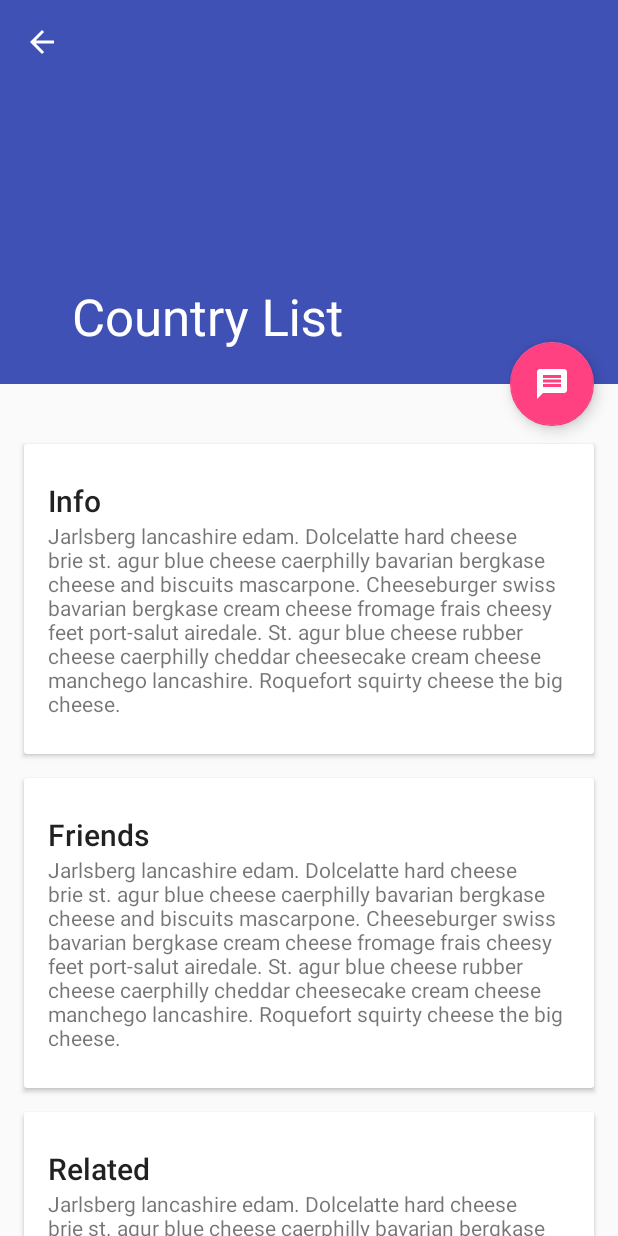
After one commit to nayansphere/CountryList, an Android app: the ActivityDetails screen opened directly, with no data from a screen before it, on a phone screen of 412 x 824 dp. The commit adds this screen. Run offline under Robolectric (Android 15) with nearby library versions, the phone set to English and light mode, and no system bars; network calls fail; pictures from the network do not load.

Commit message:
set country flag in details page

```diff
--- /dev/null
+++ b/app/src/main/java/com/nd/countrylist/ActivityDetails.java
@@ -0,0 +1,55 @@
+package com.nd.countrylist;
+
+import android.content.Intent;
+import android.os.Bundle;
+import android.support.design.widget.CollapsingToolbarLayout;
+import android.support.v7.app.AppCompatActivity;
+import android.support.v7.widget.Toolbar;
+import android.util.Log;
+import android.widget.ImageView;
+
+public class ActivityDetails extends AppCompatActivity {
+    CollapsingToolbarLayout collapsingToolbar;
+
+    private String mStrFlagURL = "";
+    private String mStrCountryName = "";
+    private String mStrCountryCode2 = "";
+    private String mStrCountryCode3 = "";
+
+    @Override
+    protected void onCreate(Bundle savedInstanceState) {
+        super.onCreate(savedInstanceState);
+        setContentView(R.layout.activity_detail);
+
+        Toolbar toolbar = (Toolbar) findViewById(R.id.toolbar);
+        setSupportActionBar(toolbar);
+        getSupportActionBar().setDisplayHomeAsUpEnabled(true);
+
+        collapsingToolbar = (CollapsingToolbarLayout) findViewById(R.id.collapsing_toolbar);
+
+        if (getIntent() != null ) {
+            Intent intent = getIntent();
+            mStrFlagURL = intent.getStringExtra("flag_url");
+            mStrCountryName = intent.getStringExtra("country_name");
+            mStrCountryCode2 = intent.getStringExtra("country_code_2");
+            mStrCountryCode3 = intent.getStringExtra("country_code_3");
+
+            setCollapsingToolbar();
+        }
+    }
+
+    private void setCollapsingToolbar() {
+        final ImageView imageView = (ImageView) findViewById(R.id.backdrop);
+
+        if (mStrCountryName != null && !mStrCountryName.isEmpty()) {
+            collapsingToolbar.setTitle(mStrCountryName);
+        }
+
+        if (mStrFlagURL != null && !mStrFlagURL.isEmpty()) {
+            GlideApp.with(ActivityDetails.this)
+                    .load(mStrFlagURL)
+                    .into(imageView);
+        }
+    }
+
+}
--- a/app/src/main/java/com/nd/countrylist/MainActivity.java
+++ b/app/src/main/java/com/nd/countrylist/MainActivity.java
@@ -2,6 +2,7 @@ package com.nd.countrylist;
 
 import android.app.SearchManager;
 import android.content.Context;
+import android.content.Intent;
 import android.os.Bundle;
 import android.support.v7.app.AppCompatActivity;
 import android.support.v7.widget.DefaultItemAnimator;
@@ -130,5 +131,12 @@ public class MainActivity extends AppCompatActivity implements ListDataAdapter.L
     @Override
     public void onItemSelected(CountryList item) {
         Toast.makeText(getApplicationContext(), "Selected: " + item.getName(), Toast.LENGTH_LONG).show();
+
+        Intent mIntent = new Intent(MainActivity.this, ActivityDetails.class);
+        mIntent.putExtra("country_name", item.getName());
+        mIntent.putExtra("flag_url", item.getFlag());
+        mIntent.putExtra("country_code_2", item.getAlpha2Code());
+        mIntent.putExtra("country_code_3", item.getAlpha3Code());
+        startActivity(mIntent);
     }
 }
--- /dev/null
+++ b/app/src/main/java/com/nd/countrylist/SvgDecoder.java
@@ -0,0 +1,33 @@
+package com.nd.countrylist;
+
+import com.bumptech.glide.load.Options;
+import com.bumptech.glide.load.ResourceDecoder;
+import com.bumptech.glide.load.engine.Resource;
+import com.bumptech.glide.load.resource.SimpleResource;
+import com.caverock.androidsvg.SVG;
+import com.caverock.androidsvg.SVGParseException;
+
+import java.io.IOException;
+import java.io.InputStream;
+
+/**
+ * Decodes an SVG internal representation from an {@link InputStream}.
+ */
+public class SvgDecoder implements ResourceDecoder<InputStream, SVG> {
+
+    @Override
+    public boolean handles(InputStream source, Options options) throws IOException {
+        // TODO: Can we tell?
+        return true;
+    }
+
+    public Resource<SVG> decode(InputStream source, int width, int height, Options options)
+            throws IOException {
+        try {
+            SVG svg = SVG.getFromInputStream(source);
+            return new SimpleResource<>(svg);
+        } catch (SVGParseException ex) {
+            throw new IOException("Cannot load SVG from stream", ex);
+        }
+    }
+}
--- /dev/null
+++ b/app/src/main/java/com/nd/countrylist/SvgDrawableTranscoder.java
@@ -0,0 +1,23 @@
+package com.nd.countrylist;
+
+import android.graphics.Picture;
+import android.graphics.drawable.PictureDrawable;
+import com.bumptech.glide.load.Options;
+import com.bumptech.glide.load.engine.Resource;
+import com.bumptech.glide.load.resource.SimpleResource;
+import com.bumptech.glide.load.resource.transcode.ResourceTranscoder;
+import com.caverock.androidsvg.SVG;
+
+/**
+ * Convert the {@link SVG}'s internal representation to an Android-compatible one
+ * ({@link Picture}).
+ */
+public class SvgDrawableTranscoder implements ResourceTranscoder<SVG, PictureDrawable> {
+    @Override
+    public Resource<PictureDrawable> transcode(Resource<SVG> toTranscode, Options options) {
+        SVG svg = toTranscode.get();
+        Picture picture = svg.renderToPicture();
+        PictureDrawable drawable = new PictureDrawable(picture);
+        return new SimpleResource<>(drawable);
+    }
+}
--- /dev/null
+++ b/app/src/main/java/com/nd/countrylist/SvgModule.java
@@ -0,0 +1,30 @@
+package com.nd.countrylist;
+
+import android.content.Context;
+import android.graphics.drawable.PictureDrawable;
+
+import com.bumptech.glide.Glide;
+import com.bumptech.glide.Registry;
+import com.bumptech.glide.annotation.GlideModule;
+import com.bumptech.glide.module.AppGlideModule;
+import com.caverock.androidsvg.SVG;
+
+import java.io.InputStream;
+
+/**
+ * Module for the SVG sample app.
+ */
+@GlideModule
+public class SvgModule extends AppGlideModule {
+    @Override
+    public void registerComponents(Context context, Glide glide, Registry registry) {
+        registry.register(SVG.class, PictureDrawable.class, new SvgDrawableTranscoder())
+                .append(InputStream.class, SVG.class, new SvgDecoder());
+    }
+
+    // Disable manifest parsing to avoid adding similar modules twice.
+    @Override
+    public boolean isManifestParsingEnabled() {
+        return false;
+    }
+}
--- /dev/null
+++ b/app/src/main/java/com/nd/countrylist/SvgSoftwareLayerSetter.java
@@ -0,0 +1,33 @@
+package com.nd.countrylist;
+
+import android.graphics.drawable.PictureDrawable;
+import android.widget.ImageView;
+import com.bumptech.glide.load.DataSource;
+import com.bumptech.glide.load.engine.GlideException;
+import com.bumptech.glide.request.RequestListener;
+import com.bumptech.glide.request.target.ImageViewTarget;
+import com.bumptech.glide.request.target.Target;
+
+/**
+ * Listener which updates the {@link ImageView} to be software rendered, because
+ * {@link com.caverock.androidsvg.SVG SVG}/{@link android.graphics.Picture Picture} can't render on
+ * a hardware backed {@link android.graphics.Canvas Canvas}.
+ */
+public class SvgSoftwareLayerSetter implements RequestListener<PictureDrawable> {
+
+    @Override
+    public boolean onLoadFailed(GlideException e, Object model, Target<PictureDrawable> target,
+                                boolean isFirstResource) {
+        ImageView view = ((ImageViewTarget<?>) target).getView();
+        view.setLayerType(ImageView.LAYER_TYPE_NONE, null);
+        return false;
+    }
+
+    @Override
+    public boolean onResourceReady(PictureDrawable resource, Object model,
+                                   Target<PictureDrawable> target, DataSource dataSource, boolean isFirstResource) {
+        ImageView view = ((ImageViewTarget<?>) target).getView();
+        view.setLayerType(ImageView.LAYER_TYPE_SOFTWARE, null);
+        return false;
+    }
+}
--- /dev/null
+++ b/app/src/main/res/layout/activity_detail.xml
@@ -0,0 +1,149 @@
+<?xml version="1.0" encoding="utf-8"?>
+<android.support.design.widget.CoordinatorLayout
+    xmlns:android="http://schemas.android.com/apk/res/android"
+    xmlns:app="http://schemas.android.com/apk/res-auto"
+    android:id="@+id/main_content"
+    android:layout_width="match_parent"
+    android:layout_height="match_parent"
+    android:fitsSystemWindows="true">
+
+    <android.support.design.widget.AppBarLayout
+        android:id="@+id/appbar"
+        android:layout_width="match_parent"
+        android:layout_height="@dimen/detail_backdrop_height"
+        android:theme="@style/ThemeOverlay.AppCompat.Dark.ActionBar"
+        android:fitsSystemWindows="true">
+
+        <android.support.design.widget.CollapsingToolbarLayout
+            android:id="@+id/collapsing_toolbar"
+            android:layout_width="match_parent"
+            android:layout_height="match_parent"
+            app:layout_scrollFlags="scroll|exitUntilCollapsed"
+            android:fitsSystemWindows="true"
+            app:contentScrim="?attr/colorPrimary"
+            app:expandedTitleMarginStart="48dp"
+            app:expandedTitleMarginEnd="64dp">
+
+            <ImageView
+                android:id="@+id/backdrop"
+                android:layout_width="match_parent"
+                android:layout_height="match_parent"
+                android:scaleType="centerCrop"
+                android:fitsSystemWindows="true"
+                app:layout_collapseMode="parallax" />
+
+            <android.support.v7.widget.Toolbar
+                android:id="@+id/toolbar"
+                android:layout_width="match_parent"
+                android:layout_height="?attr/actionBarSize"
+                app:popupTheme="@style/ThemeOverlay.AppCompat.Light"
+                app:layout_collapseMode="pin" />
+
+        </android.support.design.widget.CollapsingToolbarLayout>
+
+    </android.support.design.widget.AppBarLayout>
+
+    <android.support.v4.widget.NestedScrollView
+        android:layout_width="match_parent"
+        android:layout_height="match_parent"
+        app:layout_behavior="@string/appbar_scrolling_view_behavior">
+
+        <LinearLayout
+            android:layout_width="match_parent"
+            android:layout_height="match_parent"
+            android:orientation="vertical"
+            android:paddingTop="24dp">
+
+            <android.support.v7.widget.CardView
+                android:layout_width="match_parent"
+                android:layout_height="wrap_content"
+                android:layout_margin="@dimen/card_margin">
+
+                <LinearLayout
+                    style="@style/Widget.CardContent"
+                    android:layout_width="match_parent"
+                    android:layout_height="wrap_content">
+
+                    <TextView
+                        android:layout_width="match_parent"
+                        android:layout_height="wrap_content"
+                        android:text="Info"
+                        android:textAppearance="@style/TextAppearance.AppCompat.Title" />
+
+                    <TextView
+                        android:layout_width="match_parent"
+                        android:layout_height="wrap_content"
+                        android:text="@string/cheese_ipsum" />
+
+                </LinearLayout>
+
+            </android.support.v7.widget.CardView>
+
+            <android.support.v7.widget.CardView
+                android:layout_width="match_parent"
+                android:layout_height="wrap_content"
+                android:layout_marginBottom="@dimen/card_margin"
+                android:layout_marginLeft="@dimen/card_margin"
+                android:layout_marginRight="@dimen/card_margin">
+
+                <LinearLayout
+                    style="@style/Widget.CardContent"
+                    android:layout_width="match_parent"
+                    android:layout_height="wrap_content">
+
+                    <TextView
+                        android:layout_width="match_parent"
+                        android:layout_height="wrap_content"
+                        android:text="Friends"
+                        android:textAppearance="@style/TextAppearance.AppCompat.Title" />
+
+                    <TextView
+                        android:layout_width="match_parent"
+                        android:layout_height="wrap_content"
+                        android:text="@string/cheese_ipsum" />
+
+                </LinearLayout>
+
+            </android.support.v7.widget.CardView>
+
+            <android.support.v7.widget.CardView
+                android:layout_width="match_parent"
+                android:layout_height="wrap_content"
+                android:layout_marginBottom="@dimen/card_margin"
+                android:layout_marginLeft="@dimen/card_margin"
+                android:layout_marginRight="@dimen/card_margin">
+
+                <LinearLayout
+                    style="@style/Widget.CardContent"
+                    android:layout_width="match_parent"
+                    android:layout_height="wrap_content">
+
+                    <TextView
+                        android:layout_width="match_parent"
+                        android:layout_height="wrap_content"
+                        android:text="Related"
+                        android:textAppearance="@style/TextAppearance.AppCompat.Title" />
+
+                    <TextView
+                        android:layout_width="match_parent"
+                        android:layout_height="wrap_content"
+                        android:text="@string/cheese_ipsum" />
+
+                </LinearLayout>
+
+            </android.support.v7.widget.CardView>
+
+        </LinearLayout>
+
+    </android.support.v4.widget.NestedScrollView>
+
+    <android.support.design.widget.FloatingActionButton
+        android:layout_height="wrap_content"
+        android:layout_width="wrap_content"
+        app:layout_anchor="@id/appbar"
+        app:layout_anchorGravity="bottom|right|end"
+        android:src="@drawable/ic_discuss"
+        android:layout_margin="@dimen/fab_margin"
+        android:clickable="true"/>
+
+</android.support.design.widget.CoordinatorLayout>
--- a/app/src/main/res/values/dimens.xml
+++ b/app/src/main/res/values/dimens.xml
@@ -2,4 +2,7 @@
     <dimen name="activity_margin">16dp</dimen>
     <dimen name="thumbnail">40dp</dimen>
     <dimen name="row_padding">10dp</dimen>
+    <dimen name="detail_backdrop_height">256dp</dimen>
+    <dimen name="fab_margin">16dp</dimen>
+    <dimen name="card_margin">16dp</dimen>
 </resources>
--- a/app/src/main/res/values/strings.xml
+++ b/app/src/main/res/values/strings.xml
@@ -1,3 +1,9 @@
 <resources>
     <string name="app_name">Country List</string>
+
+    <string name="cheese_ipsum">Jarlsberg lancashire edam. Dolcelatte hard cheese brie st. agur blue
+    cheese caerphilly bavarian bergkase cheese and biscuits mascarpone. Cheeseburger swiss bavarian
+    bergkase cream cheese fromage frais cheesy feet port-salut airedale. St. agur blue cheese rubber
+    cheese caerphilly cheddar cheesecake cream cheese manchego lancashire. Roquefort squirty cheese
+    the big cheese.</string>
 </resources>
--- a/app/src/main/res/values/styles.xml
+++ b/app/src/main/res/values/styles.xml
@@ -1,20 +1,23 @@
 <resources>
 
     <!-- Base application theme. -->
-    <style name="AppTheme" parent="Theme.AppCompat.Light.DarkActionBar">
+    <style name="AppTheme" parent="Theme.AppCompat.Light.NoActionBar">
         <!-- Customize your theme here. -->
         <item name="colorPrimary">@color/colorPrimary</item>
         <item name="colorPrimaryDark">@color/colorPrimaryDark</item>
         <item name="colorAccent">@color/colorAccent</item>
     </style>
 
-    <style name="AppTheme.NoActionBar">
-        <item name="windowActionBar">false</item>
-        <item name="windowNoTitle">true</item>
-    </style>
-
     <style name="AppTheme.AppBarOverlay" parent="ThemeOverlay.AppCompat.Dark.ActionBar" />
 
     <style name="AppTheme.PopupOverlay" parent="ThemeOverlay.AppCompat.Light" />
 
+    <style name="Widget.CardContent" parent="android:Widget">
+        <item name="android:paddingLeft">16dp</item>
+        <item name="android:paddingRight">16dp</item>
+        <item name="android:paddingTop">24dp</item>
+        <item name="android:paddingBottom">24dp</item>
+        <item name="android:orientation">vertical</item>
+    </style>
+
 </resources>
```
Also changed, not shown: app/build.gradle (+4 -3 lines), app/src/main/AndroidManifest.xml (+9 -1 lines), app/src/main/res/drawable-hdpi/ic_discuss.png (added), app/src/main/res/drawable-mdpi/ic_discuss.png (added), app/src/main/res/drawable-xhdpi/ic_discuss.png (added), app/src/main/res/drawable-xxhdpi/ic_discuss.png (added).
